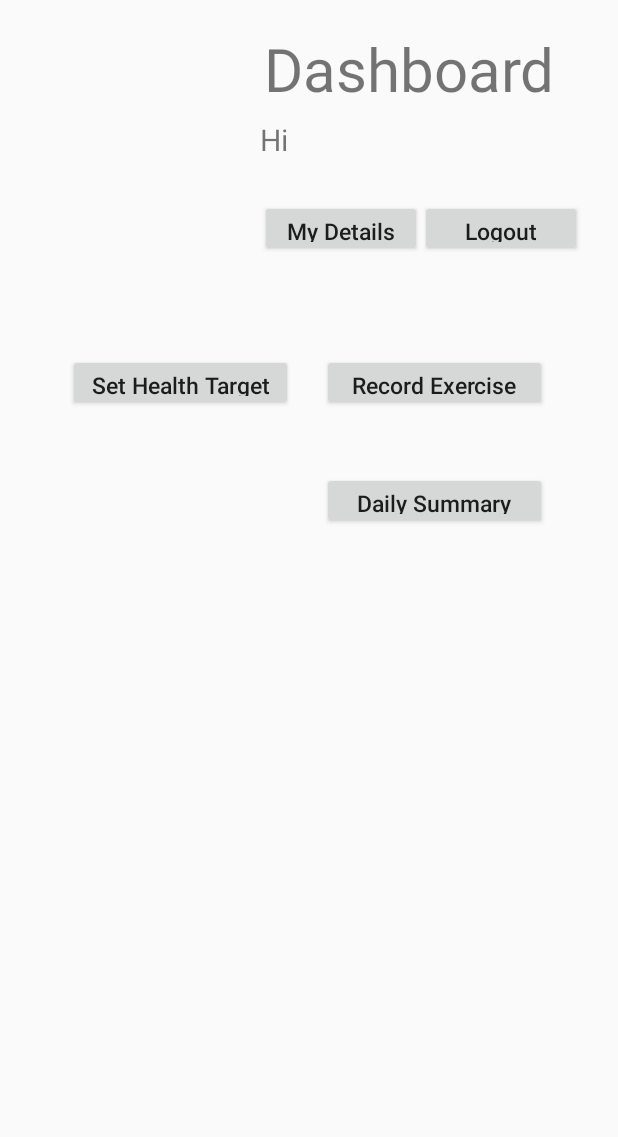
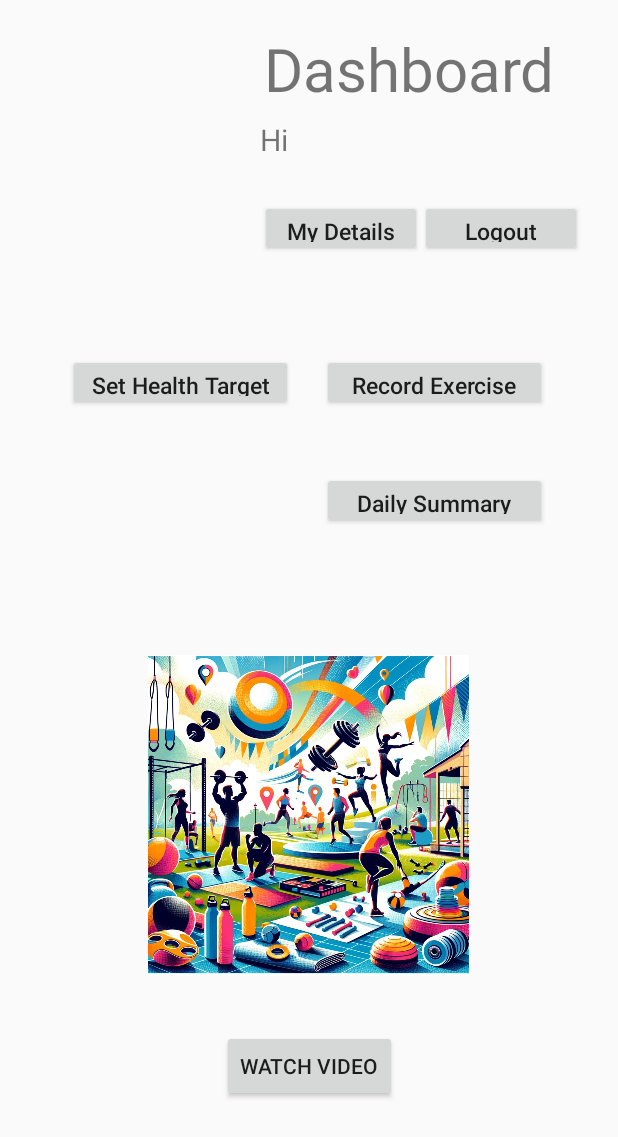
Before and after one commit to GDipSA-SA57-Group-6/MyHealthApp, an Android app: the Dashboard screen opened directly, with no data from a screen before it, on a phone screen of 412 x 824 dp. Shown: the top 1137 px of the screen. Run offline under Robolectric (Android 15) with nearby library versions, the phone set to English and light mode, and no system bars.

Commit message:
video display

```diff
--- a/app/src/main/AndroidManifest.xml
+++ b/app/src/main/AndroidManifest.xml
@@ -48,6 +48,11 @@
 
 
         <activity
+            android:name=".VideoPageActivity"
+            android:exported="false"/>
+
+
+        <activity
             android:name=".MainActivity"
             android:exported="true" />
 
--- a/app/src/main/java/iss/AD/myhealthapp/Dashboard.java
+++ b/app/src/main/java/iss/AD/myhealthapp/Dashboard.java
@@ -97,6 +97,15 @@ public class Dashboard extends AppCompatActivity {
             }
         });
 
+        Button btnVideoPage = findViewById(R.id.btnVideoPage);
+        btnVideoPage.setOnClickListener(new View.OnClickListener() {
+            @Override
+            public void onClick(View v) {
+                Intent intent = new Intent(Dashboard.this, VideoPageActivity.class);
+                startActivity(intent);
+            }
+        });
+
     }
 
     private void showLogoutConfirmationDialog() {
@@ -136,6 +145,10 @@ public class Dashboard extends AppCompatActivity {
     private void showToast(String message) {
         Toast.makeText(getApplicationContext(), message, Toast.LENGTH_LONG).show();
     }
+
+
+
+
 }
 
     /*
--- a/app/src/main/java/iss/AD/myhealthapp/LoginPage.java
+++ b/app/src/main/java/iss/AD/myhealthapp/LoginPage.java
@@ -64,9 +64,12 @@ public class LoginPage extends AppCompatActivity {
         mLoginBtn.setOnClickListener(new View.OnClickListener() {
             @Override
             public void onClick(View v) {
+                //需要login验证的代码
                 String name = mUsernameTxt.getText().toString();
                 String password = mPasswordTxt.getText().toString();
                 logIn(name, password);
+                //用于开发时跳过密码验证的部分
+//                startProtectedActivity();
             }
         });
     }
--- a/app/src/main/res/layout/activity_dashboard.xml
+++ b/app/src/main/res/layout/activity_dashboard.xml
@@ -144,4 +144,26 @@
         app:layout_constraintTop_toTopOf="parent"
         app:layout_constraintVertical_bias="0.40" />
 
+    <ImageView
+        android:id="@+id/imageView"
+        android:layout_width="214dp"
+        android:layout_height="214dp"
+        android:layout_marginTop="84dp"
+        android:src="@drawable/exercise_video"
+        app:layout_constraintEnd_toEndOf="parent"
+        app:layout_constraintHorizontal_bias="0.497"
+        app:layout_constraintStart_toStartOf="parent"
+        app:layout_constraintTop_toBottomOf="@id/btnDailySummary" />
+
+    <Button
+        android:id="@+id/btnVideoPage"
+        android:layout_width="wrap_content"
+        android:layout_height="wrap_content"
+        android:layout_marginTop="36dp"
+        android:text="Watch Video"
+        app:layout_constraintEnd_toEndOf="parent"
+        app:layout_constraintStart_toStartOf="parent"
+        app:layout_constraintTop_toBottomOf="@id/imageView" />
+
+
 </androidx.constraintlayout.widget.ConstraintLayout>
--- a/build.gradle.kts
+++ b/build.gradle.kts
@@ -1,4 +1,4 @@
 // Top-level build file where you can add configuration options common to all sub-projects/modules.
 plugins {
-    id("com.android.application") version "8.2.0" apply false
+    id("com.android.application") version "8.2.2" apply false
 }
```
Also changed, not shown: app/build.gradle.kts (+7 -1 lines), app/src/main/java/iss/AD/myhealthapp/VideoAdapter.java (added, +65 -0 lines), app/src/main/java/iss/AD/myhealthapp/VideoInfo.java (added, +39 -0 lines), app/src/main/java/iss/AD/myhealthapp/VideoPageActivity.java (added, +74 -0 lines), app/src/main/java/iss/AD/myhealthapp/network/VideoApiService.java (added, +10 -0 lines), app/src/main/res/layout/activity_video.xml (added, +12 -0 lines), app/src/main/res/layout/item_video.xml (added, +27 -0 lines), app/src/main/res/drawable/exercise_video.png (added).
